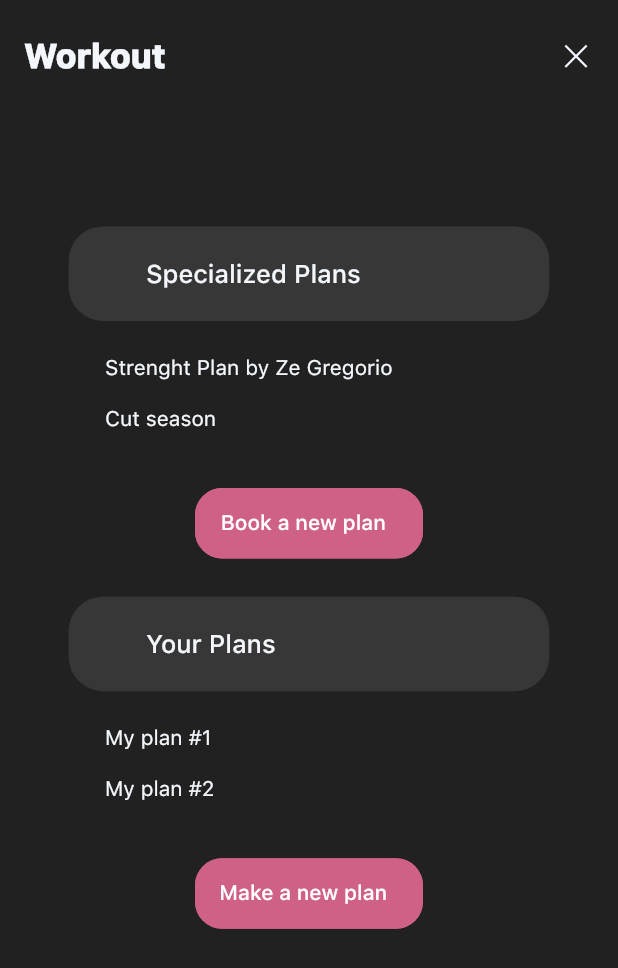
After one commit to bernardofalle/FitLink-AS, a Flutter app: the WorkoutScreen screen opened directly, on a phone screen of 412 x 824 dp. The commit adds this screen. Shown: the top 968 px of the screen. Run offline on Flutter 3.47's test engine with Material 2 defaults, Android fonts, the light colour scheme and no system bars; our stand-ins replace flutter_screenutil, flutter_svg, google_fonts, line_awesome_flutter.

Commit message:
workout screen

```diff
--- a/fitlink/lib/Screens/Profile/home_screen.dart
+++ b/fitlink/lib/Screens/Profile/home_screen.dart
@@ -1,6 +1,7 @@
 import 'package:fitlink/Screens/Profile/dailyprogress_screen.dart';
 import 'package:fitlink/Screens/Profile/profile_screen.dart';
 import 'package:fitlink/Screens/Profile/talkwithcoaches_screen.dart';
+import 'package:fitlink/Screens/Profile/workout_screen.dart';
 import 'package:fitlink/constants.dart';
 import 'package:flutter/material.dart';
 import 'package:flutter_screenutil/flutter_screenutil.dart';
@@ -138,6 +139,11 @@ class _HomeScreenState extends State<HomeScreen> {
                             borderRadius: BorderRadius.circular(28),
                             color: Colors.grey,
                           ),
+                        child: InkWell(
+                          onTap: (() {
+                                Navigator.push(context,
+                            MaterialPageRoute(builder: (context) => WorkoutScreen()),);
+                          }),
                           child: Stack(
                           children: <Widget>[
                             Positioned(
@@ -156,6 +162,7 @@ class _HomeScreenState extends State<HomeScreen> {
                               backgroundColor: Colors.deepPurple.shade200,
                             ),*/
                           ],
+                                              ),
                         ),
                         );
                   }),
--- a/fitlink/lib/Screens/Profile/talkwithcoaches_screen.dart
+++ b/fitlink/lib/Screens/Profile/talkwithcoaches_screen.dart
@@ -52,7 +52,7 @@ class _TalkWithCoachesState extends State<TalkWithCoaches> {
               margin: EdgeInsets.symmetric(horizontal: kSpacingUnit.w * 4).copyWith(bottom: kSpacingUnit.w * 2,),
               padding: EdgeInsets.symmetric(horizontal: kSpacingUnit.w * 2),
               decoration: BoxDecoration(
-                borderRadius: BorderRadius.circular(kSpacingUnit.w * 3),
+                borderRadius: BorderRadius.circular(kSpacingUnit.w * 2),
                 color: Theme.of(context).backgroundColor
               ),
               child: Row(
@@ -74,7 +74,7 @@ class _TalkWithCoachesState extends State<TalkWithCoaches> {
               margin: EdgeInsets.symmetric(horizontal: kSpacingUnit.w * 4).copyWith(bottom: kSpacingUnit.w * 2,),
               padding: EdgeInsets.symmetric(horizontal: kSpacingUnit.w * 2),
               decoration: BoxDecoration(
-                borderRadius: BorderRadius.circular(kSpacingUnit.w * 3),
+                borderRadius: BorderRadius.circular(kSpacingUnit.w * 2),
                 color: Theme.of(context).backgroundColor
               ),
               child: Row(
--- /dev/null
+++ b/fitlink/lib/Screens/Profile/workout_screen.dart
@@ -0,0 +1,179 @@
+import 'package:fitlink/constants.dart';
+import 'package:flutter/material.dart';
+import 'package:flutter_screenutil/flutter_screenutil.dart';
+import 'package:line_awesome_flutter/line_awesome_flutter.dart';
+
+class WorkoutScreen extends StatefulWidget {
+  WorkoutScreen({Key? key}) : super(key: key);
+
+  @override
+  State<WorkoutScreen> createState() => _WorkoutScreenState();
+}
+
+class _WorkoutScreenState extends State<WorkoutScreen> {
+
+  List<String> Splans = [
+    'Strenght Plan by Ze Gregorio',
+    'Cut season ',
+  ];
+
+  List<String> Yplans = [
+    'My plan #1',
+    'My plan #2',
+  ];
+
+  @override
+  Widget build(BuildContext context) {
+    ScreenUtil.init(context);
+
+    return Scaffold(
+      body: Container(
+        margin: EdgeInsets.only(top: 8),
+        child: ListView(
+          physics: ClampingScrollPhysics(),
+          children: <Widget>[
+            // Custom Bar
+            Container(
+              margin: EdgeInsets.only(left: 16,right: 16,top: 16),
+              child: Row(
+                mainAxisAlignment: MainAxisAlignment.spaceBetween,
+                children: <Widget>[
+                  Container(
+                    child: Row(
+                      children: [
+                        Text("Workout", style: kTitleTextStyle2,),
+                      ],
+                    ),
+                  ),
+                  GestureDetector(
+                    onTap: (){
+                      print("back");
+                      Navigator.pop(context);
+                    },
+                    child: Icon(LineAwesomeIcons.times)
+                  ),
+                ],
+              ),
+            ),
+            SizedBox(
+              height: 100,
+            ),
+            Container(
+              height: kSpacingUnit.w * 5.5,
+              margin: EdgeInsets.symmetric(horizontal: kSpacingUnit.w * 4).copyWith(bottom: kSpacingUnit.w * 2,),
+              padding: EdgeInsets.symmetric(horizontal: kSpacingUnit.w * 2),
+              decoration: BoxDecoration(
+                borderRadius: BorderRadius.circular(kSpacingUnit.w * 2),
+                color: Theme.of(context).backgroundColor
+              ),
+              child: Row(
+                children: <Widget>[
+                  SizedBox(width: kSpacingUnit.w*2.5,),
+                  Text("Specialized Plans", style: kCaptionTextStyle.copyWith(
+                    fontWeight: FontWeight.w500,
+                    ),
+                    ),
+                    Spacer(),
+                      //Icon(LineAwesomeIcons.sms, size: kSpacingUnit.w * 2.5,),
+                ],
+              ),
+            ),
+                // lista de planos
+            ListView.builder(
+              padding: EdgeInsets.only(left: 70),
+              shrinkWrap: true,
+              itemCount: Splans.length,
+              itemBuilder: (BuildContext context, int index){
+                return GestureDetector(
+                  child: Text(Splans[index]+"\n"),
+                  onTap: () {
+                    print("olaaaaaa"+Splans[index]);
+                  },
+                );
+              }
+              ),
+            Container(
+              margin: EdgeInsets.only(left: 130, right: 130,top: 20),
+              child: TextButton(onPressed: () {
+                print("book a new plan");
+               },
+              child: Text(
+                'Book a new plan  ',
+                style: TextStyle(color: Colors.white),
+              ),
+              style: ButtonStyle(
+                backgroundColor: MaterialStateProperty.all(Color.fromARGB(255, 207, 97, 134)),
+                padding: MaterialStateProperty.all<EdgeInsets>(EdgeInsets.all(15)),
+                foregroundColor: MaterialStateProperty.all<Color>(Color.fromARGB(255, 207, 97, 134)),
+                shape: MaterialStateProperty.all<RoundedRectangleBorder>(
+                  RoundedRectangleBorder(
+                    borderRadius: BorderRadius.circular(18.0),
+                    side: BorderSide(color: Color.fromARGB(255, 207, 97, 134))
+              ),
+              ),
+              ),
+              ),
+            ),
+            SizedBox(height: 25,),
+            Container(
+              height: kSpacingUnit.w * 5.5,
+              margin: EdgeInsets.symmetric(horizontal: kSpacingUnit.w * 4).copyWith(bottom: kSpacingUnit.w * 2,),
+              padding: EdgeInsets.symmetric(horizontal: kSpacingUnit.w * 2),
+              decoration: BoxDecoration(
+                borderRadius: BorderRadius.circular(kSpacingUnit.w * 2),
+                color: Theme.of(context).backgroundColor
+              ),
+              child: Row(
+                children: <Widget>[
+                  SizedBox(width: kSpacingUnit.w*2.5,),
+                  Text("Your Plans", style: kCaptionTextStyle.copyWith(
+                    fontWeight: FontWeight.w500,
+                    ),
+                    ),
+                    Spacer(),
+                      //Icon(LineAwesomeIcons.sms, size: kSpacingUnit.w * 2.5, ),
+                ],
+              ),
+            ),
+                            // lista de planos
+            ListView.builder(
+              padding: EdgeInsets.only(left: 70),
+              shrinkWrap: true,
+              itemCount: Yplans.length,
+              itemBuilder: (BuildContext context, int index){
+                return GestureDetector(
+                  child: Text(Yplans[index]+"\n"),
+                  onTap: () {
+                    print("olaaaaaa"+Yplans[index]);
+                  },
+                );
+              }
+              ),
+              Container(
+              margin: EdgeInsets.only(left: 130, right: 130,top: 20),
+              child: TextButton(onPressed: () {
+                print("Make a new plan");
+               },
+              child: Text(
+                'Make a new plan  ',
+                style: TextStyle(color: Colors.white),
+              ),
+              style: ButtonStyle(
+                backgroundColor: MaterialStateProperty.all(Color.fromARGB(255, 207, 97, 134)),
+                padding: MaterialStateProperty.all<EdgeInsets>(EdgeInsets.all(15)),
+                foregroundColor: MaterialStateProperty.all<Color>(Color.fromARGB(255, 207, 97, 134)),
+                shape: MaterialStateProperty.all<RoundedRectangleBorder>(
+                  RoundedRectangleBorder(
+                    borderRadius: BorderRadius.circular(18.0),
+                    side: BorderSide(color: Color.fromARGB(255, 207, 97, 134))
+              ),
+              ),
+              ),
+              ),
+            ),
+          ],
+      ),
+      ),
+    );
+  }
+}
```
Lines whose indentation alone changed are shown as unchanged.
